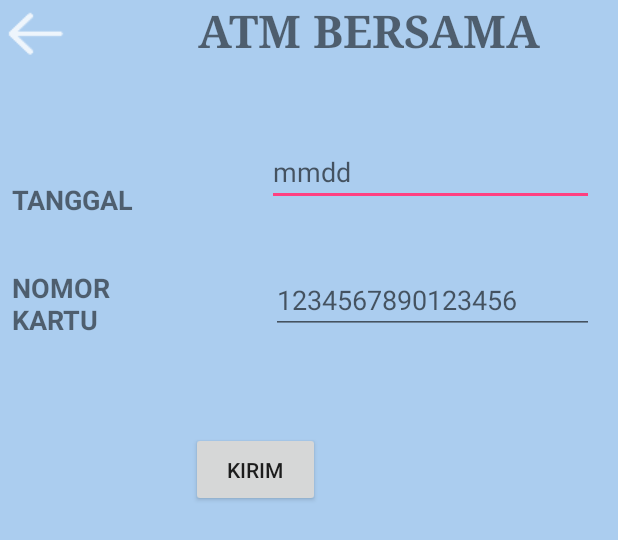
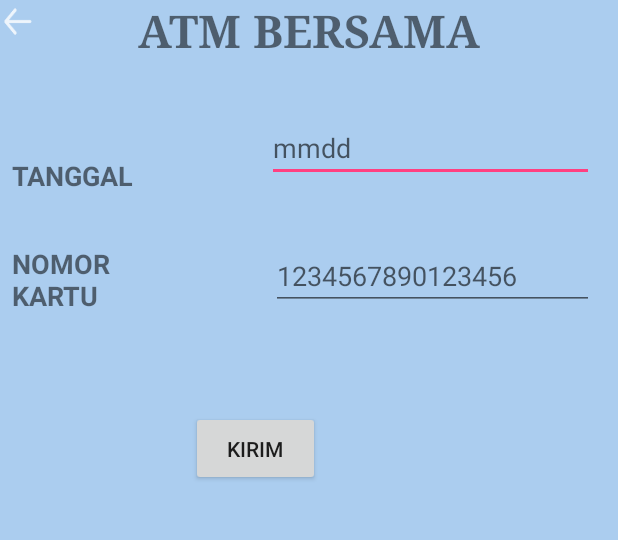
Before and after one commit to purwanda/Kangmas, an Android app: the layout activity_atmb.xml on its own in the app's theme, with its tools: preview values and no code run, on a phone screen of 412 x 824 dp. Shown: the top 540 px of the screen. Run offline under Robolectric (Android 15) with nearby library versions, the phone set to English and light mode, and no system bars.

Commit message:
perbaikan tampilan

```diff
--- a/app/src/main/java/com/example/kanjeng/kangmas/payment.java
+++ b/app/src/main/java/com/example/kanjeng/kangmas/payment.java
@@ -63,8 +63,8 @@
 
     @Override
     protected void onCreate(Bundle savedInstanceState) {
+        super.onCreate(savedInstanceState);
         this.requestWindowFeature(Window.FEATURE_NO_TITLE);
-        super.onCreate(savedInstanceState);
         setContentView(R.layout.activity_payment);
 
         Firebase.setAndroidContext(this);
--- a/app/src/main/res/layout/activity_atmb.xml
+++ b/app/src/main/res/layout/activity_atmb.xml
@@ -12,8 +12,8 @@
     <Button
         android:id="@+id/btnback"
         android:background="@drawable/ic_back"
-        android:layout_width="48dp"
-        android:layout_height="46dp"
+        android:layout_width="24dp"
+        android:layout_height="29dp"
         android:onClick="clickBack"
         tools:layout_constraintLeft_creator="1"
         tools:layout_constraintTop_creator="1"
@@ -22,8 +22,8 @@
 
     <TextView
         android:id="@+id/textView3"
-        android:layout_width="331dp"
-        android:layout_height="41dp"
+        android:layout_width="match_parent"
+        android:layout_height="39dp"
         android:fontFamily="serif"
         android:text="ATM BERSAMA"
         android:textAlignment="center"
@@ -39,8 +39,8 @@
         android:layout_marginBottom="8dp"
         app:layout_constraintVertical_bias="0.0"
         app:layout_constraintLeft_toRightOf="@+id/btnback"
-        android:layout_marginLeft="8dp"
-        app:layout_constraintHorizontal_bias="1.0" />
+        android:layout_marginLeft="0dp"
+        app:layout_constraintHorizontal_bias="0.0" />
 
     <EditText
         android:id="@+id/editTgl"
--- a/app/src/main/res/values/styles.xml
+++ b/app/src/main/res/values/styles.xml
@@ -8,4 +8,11 @@
         <item name="colorAccent">@color/colorAccent</item>
     </style>
 
+    <style name="AppTheme1" parent="Theme.AppCompat.Light.NoActionBar">
+        <!-- Customize your theme here. -->
+        <item name="colorPrimary">@color/colorPrimary</item>
+        <item name="colorPrimaryDark">@color/colorPrimaryDark</item>
+        <item name="colorAccent">@color/colorAccent</item>
+    </style>
+
 </resources>
```
Also changed, not shown: app/src/main/AndroidManifest.xml (+5 -5 lines), app/src/main/res/layout/activity_atmb_hasil.xml (+14 -14 lines), app/src/main/res/layout/activity_main.xml (+5 -4 lines), app/src/main/res/layout/activity_payment.xml (+8 -7 lines), app/src/main/res/layout/activity_payment_hasil.xml (+15 -15 lines), app/src/main/res/layout/template_layout_atmb.xml (+9 -9 lines), app/src/main/res/layout/template_layout_payment.xml (+9 -9 lines), 2 other files.
